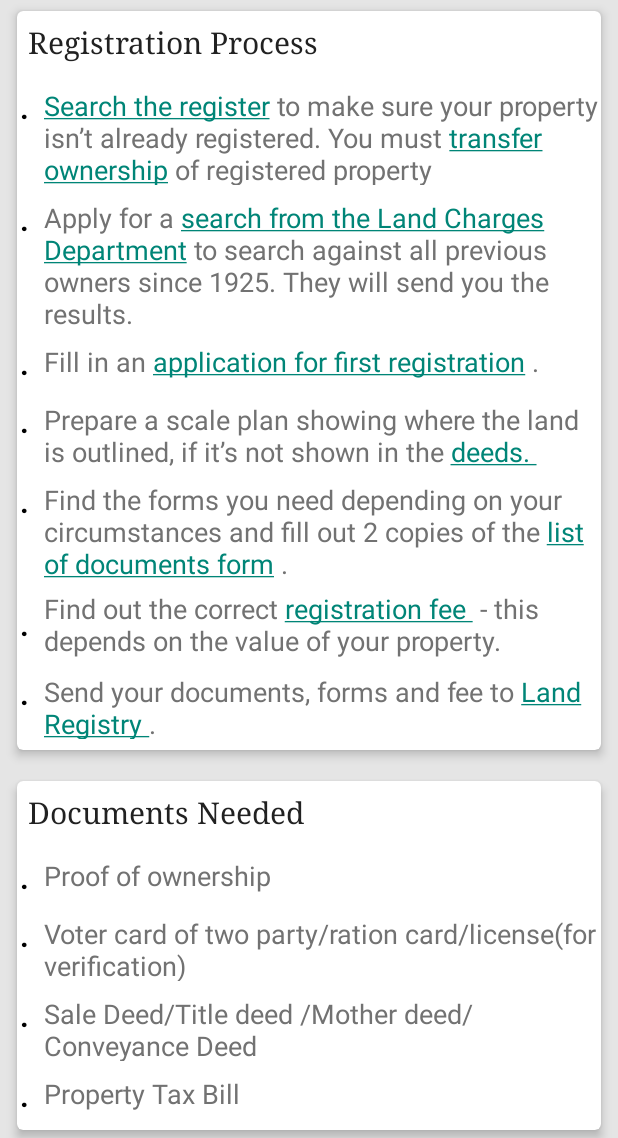
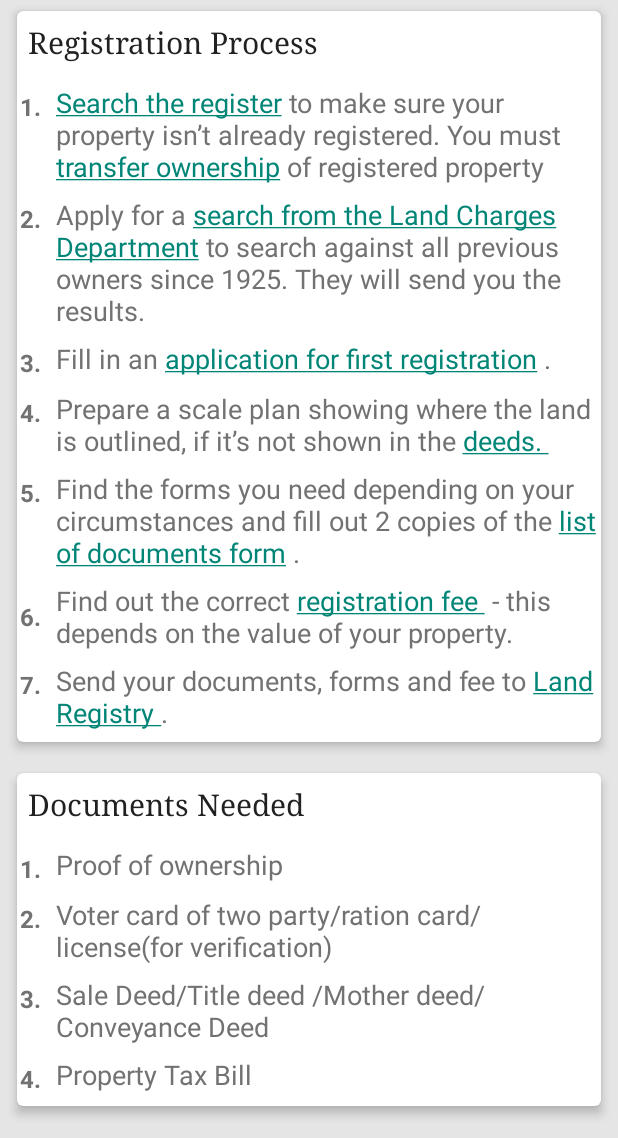
Before and after one commit to shubhamvrkr/LandTurtle, an Android app: the fragment Register_Steps_Fragment placed in its activity, on a phone screen of 412 x 824 dp, the part 98-1236 px from its top. Run offline under Robolectric (Android 15) with nearby library versions, the phone set to English and light mode, and no system bars.

Commit message:
Signed-off-by: Shubham Verekar <shubham_verekar@persistent.co.in>

```diff
--- a/app/src/main/java/com/blockchain/fragments/OwnershipFragment.java
+++ b/app/src/main/java/com/blockchain/fragments/OwnershipFragment.java
@@ -264,8 +264,8 @@ public class OwnershipFragment extends android.support.v4.app.Fragment {
         try {
             surveytv.setText(res_obj.getString("postal_code"));
             propertytv.setText(res_obj.getString("land_id"));
-            landtypetv.setText(res_obj.getString("land_type"));
-            locationtv.setText(res_obj.getString("land_location"));
+            landtypetv.setText("Residential Land");
+            locationtv.setText("Opposite Forest Check Post, Mapusa Goa");
             areatv.setText(res_obj.getString("area"));
             ownername.setText(res_obj.getString("name"));
             contact.setText(res_obj.getString("contact"));
--- a/app/src/main/java/com/blockchain/utils/Config.java
+++ b/app/src/main/java/com/blockchain/utils/Config.java
@@ -6,5 +6,5 @@ package com.blockchain.utils;
 public class Config {
 
     public static String GOOGLE_URL="http://google.co.in";
-    public static String CHECKOWNERSHIP_URL="http://10.244.48.79:8080/LandRegistration/checkOwnership.jsp";
+    public static String CHECKOWNERSHIP_URL="http://10.244.48.79:7070/LandRegistration/checkOwnership.jsp";
 }
--- a/app/src/main/res/layout/ownership_layout.xml
+++ b/app/src/main/res/layout/ownership_layout.xml
@@ -80,7 +80,7 @@
                         android:gravity="center"
                         android:hint="Enter propertyid here"
                         android:inputType="textAutoComplete"
-                        android:text="2131"
+                        android:text="802/32"
                         android:textSize="14sp" />
 
                     <EditText
@@ -96,7 +96,7 @@
                         android:gravity="center"
                         android:hint="Enter surveryid here"
                         android:inputType="textAutoComplete"
-                        android:text="12342"
+                        android:text="GA/BARDEZ/112"
                         android:textSize="14sp" />
 
                     <Button
--- a/app/src/main/res/layout/register_steps_fragment.xml
+++ b/app/src/main/res/layout/register_steps_fragment.xml
@@ -52,9 +52,9 @@
                             android:layout_width="wrap_content"
                             android:layout_height="wrap_content"
                             android:layout_margin="2dp"
-                            android:text="."
-                            android:textColor="#000"
-                            android:textSize="20sp"
+                            android:text="1."
+                            android:textColor="#727272"
+                            android:textSize="16sp"
                             android:textStyle="bold" />
 
                         <TextView
@@ -81,9 +81,9 @@
 
                             android:layout_margin="2dp"
 
-                            android:text="."
-                            android:textColor="#000"
-                            android:textSize="20sp"
+                            android:text="2."
+                            android:textColor="#727272"
+                            android:textSize="16sp"
                             android:textStyle="bold" />
 
                         <TextView
@@ -110,9 +110,9 @@
                             android:layout_width="wrap_content"
                             android:layout_height="wrap_content"
                             android:layout_margin="2dp"
-                            android:text="."
-                            android:textColor="#000"
-                            android:textSize="20sp"
+                            android:text="3."
+                            android:textColor="#727272"
+                            android:textSize="16sp"
                             android:textStyle="bold" />
 
                         <TextView
@@ -141,9 +141,9 @@
 
                             android:layout_margin="2dp"
 
-                            android:text="."
-                            android:textColor="#000"
-                            android:textSize="20sp"
+                            android:text="4."
+                            android:textColor="#727272"
+                            android:textSize="16sp"
                             android:textStyle="bold" />
 
                         <TextView
@@ -172,9 +172,9 @@
 
                             android:layout_margin="2dp"
 
-                            android:text="."
-                            android:textColor="#000"
-                            android:textSize="20sp"
+                            android:text="5."
+                            android:textColor="#727272"
+                            android:textSize="16sp"
                             android:textStyle="bold" />
 
                         <TextView
@@ -202,9 +202,9 @@
                             android:layout_height="wrap_content"
                             android:layout_gravity="center_vertical"
                             android:layout_margin="2dp"
-                            android:text="."
-                            android:textColor="#000"
-                            android:textSize="20sp"
+                            android:text="6."
+                            android:textColor="#727272"
+                            android:textSize="16sp"
                             android:textStyle="bold" />
 
                         <TextView
@@ -233,9 +233,9 @@
 
                             android:layout_margin="2dp"
 
-                            android:text="."
-                            android:textColor="#000"
-                            android:textSize="20sp"
+                            android:text="7."
+                            android:textColor="#727272"
+                            android:textSize="16sp"
                             android:textStyle="bold" />
 
                         <TextView
@@ -293,9 +293,9 @@
                             android:layout_width="wrap_content"
                             android:layout_height="wrap_content"
                             android:layout_margin="2dp"
-                            android:text="."
-                            android:textColor="#000"
-                            android:textSize="20sp"
+                            android:text="1."
+                            android:textColor="#727272"
+                            android:textSize="16sp"
                             android:textStyle="bold" />
 
                         <TextView
@@ -322,9 +322,9 @@
                             android:layout_width="wrap_content"
                             android:layout_height="wrap_content"
                             android:layout_margin="2dp"
-                            android:text="."
-                            android:textColor="#000"
-                            android:textSize="20sp"
+                            android:text="2."
+                            android:textColor="#727272"
+                            android:textSize="16sp"
                             android:textStyle="bold" />
 
                         <TextView
@@ -351,9 +351,9 @@
                             android:layout_width="wrap_content"
                             android:layout_height="wrap_content"
                             android:layout_margin="2dp"
-                            android:text="."
-                            android:textColor="#000"
-                            android:textSize="20sp"
+                            android:text="3."
+                            android:textColor="#727272"
+                            android:textSize="16sp"
                             android:textStyle="bold" />
 
                         <TextView
@@ -380,9 +380,9 @@
                             android:layout_width="wrap_content"
                             android:layout_height="wrap_content"
                             android:layout_margin="2dp"
-                            android:text="."
-                            android:textColor="#000"
-                            android:textSize="20sp"
+                            android:text="4."
+                            android:textColor="#727272"
+                            android:textSize="16sp"
                             android:textStyle="bold" />
 
                         <TextView
--- a/app/src/main/res/values/strings.xml
+++ b/app/src/main/res/values/strings.xml
@@ -21,7 +21,7 @@
         <item>@drawable/contactus</item>
 
     </string-array>
-    <string name="mission">Our mission is to safeguard property rights and facilitate property transactions by maintaining and extending comprehensive system of registration of title </string>
+    <string name="mission">Our mission is to safeguard property rights and facilitate property transactions by maintaining and extending comprehensive system of registration of land title </string>
     <string name="whatwedo">We maintain the Land Register, where more than 24 million titles - the evidence of ownership - are documented.</string>
     <string name="responsibilities">We Provide a reliable record of information about ownership of land.\nWe Provide owners with a land title that is underpinned by the state.\nWe simplify the transfer of interests in land.</string>
 
```
Also changed, not shown: app/src/main/res/layout/transfer_steps_fragment.xml (+15 -15 lines), 1 other file.
